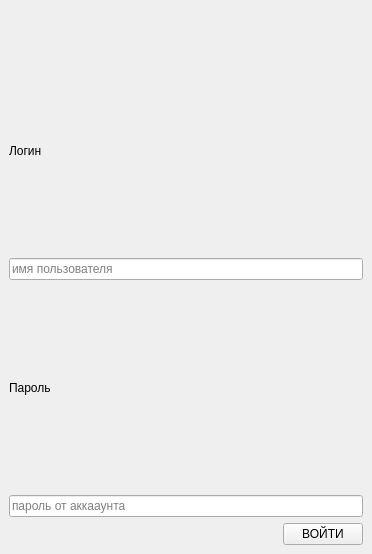
This is k_mainwindow.ui in stepgold999/password-manager as Qt 5 draws it before an edit. The edited form follows.
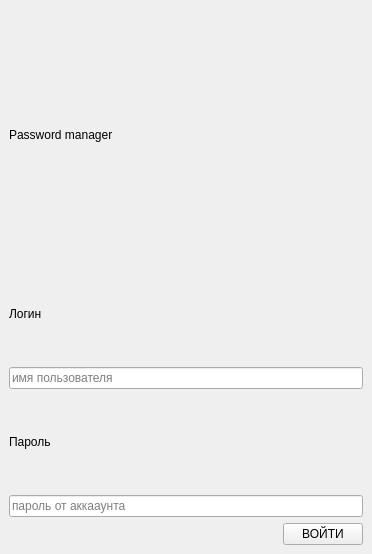
This is the edited form.

Commit message: added a style to the user authorization window

What changed in the file:
```diff
--- a/k_mainwindow.ui
+++ b/k_mainwindow.ui
@@ -98,20 +98,11 @@
      </layout>
     </item>
     <item row="0" column="0">
-     <spacer name="verticalSpacer">
-      <property name="orientation">
-       <enum>Qt::Vertical</enum>
+     <widget class="QLabel" name="label_pas">
+      <property name="text">
+       <string>Password manager</string>
       </property>
-      <property name="sizeType">
-       <enum>QSizePolicy::Maximum</enum>
-      </property>
-      <property name="sizeHint" stdset="0">
-       <size>
-        <width>20</width>
-        <height>40</height>
-       </size>
-      </property>
-     </spacer>
+     </widget>
     </item>
    </layout>
   </widget>
```
The commit also changes 3 other files.
